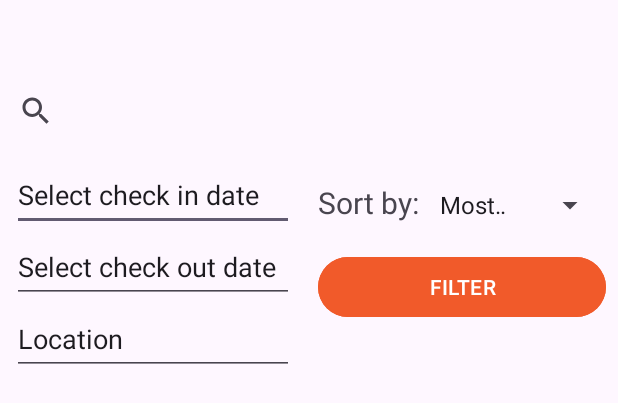
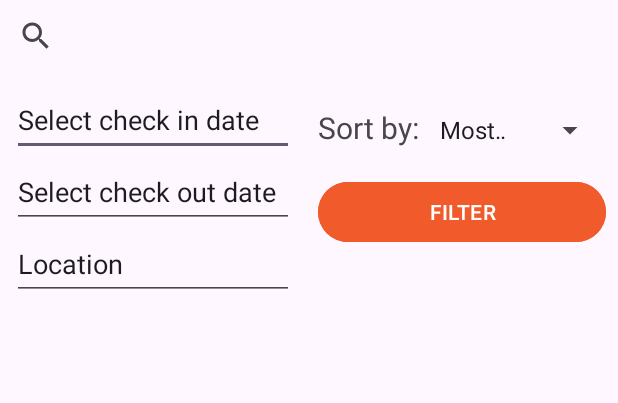
Before and after one commit to BookingAppTIm11/BookingAppTimMobile11, an Android app: the layout fragment_amenity_cards.xml on its own in the app's theme, with its tools: preview values and no code run, on a phone screen of 412 x 824 dp. Shown: the top 403 px of the screen. Run offline under Robolectric (Android 15) with nearby library versions, the phone set to English and light mode, and no system bars.

Commit message:
feat: padding fixed

```diff
--- a/app/src/main/res/layout/fragment_amenity_cards.xml
+++ b/app/src/main/res/layout/fragment_amenity_cards.xml
@@ -8,8 +8,7 @@
     <LinearLayout
         android:layout_width="match_parent"
         android:layout_height="match_parent"
-        android:orientation="vertical"
-        android:paddingTop="50dp">
+        android:orientation="vertical">
 
         <SearchView
             android:layout_width="match_parent"
--- a/app/src/main/res/layout/fragment_amenity_details.xml
+++ b/app/src/main/res/layout/fragment_amenity_details.xml
@@ -12,8 +12,7 @@
         android:id="@+id/LinearLayout"
         android:layout_width="match_parent"
         android:layout_height="match_parent"
-        android:orientation="vertical"
-        android:paddingTop="20dp">
+        android:orientation="vertical">
 
         <ImageView
             android:id="@+id/amenityImage"
```
Also changed, not shown: app/src/main/java/com/example/bookingapptim11/NavigationActivity.java (+11 -1 lines).
